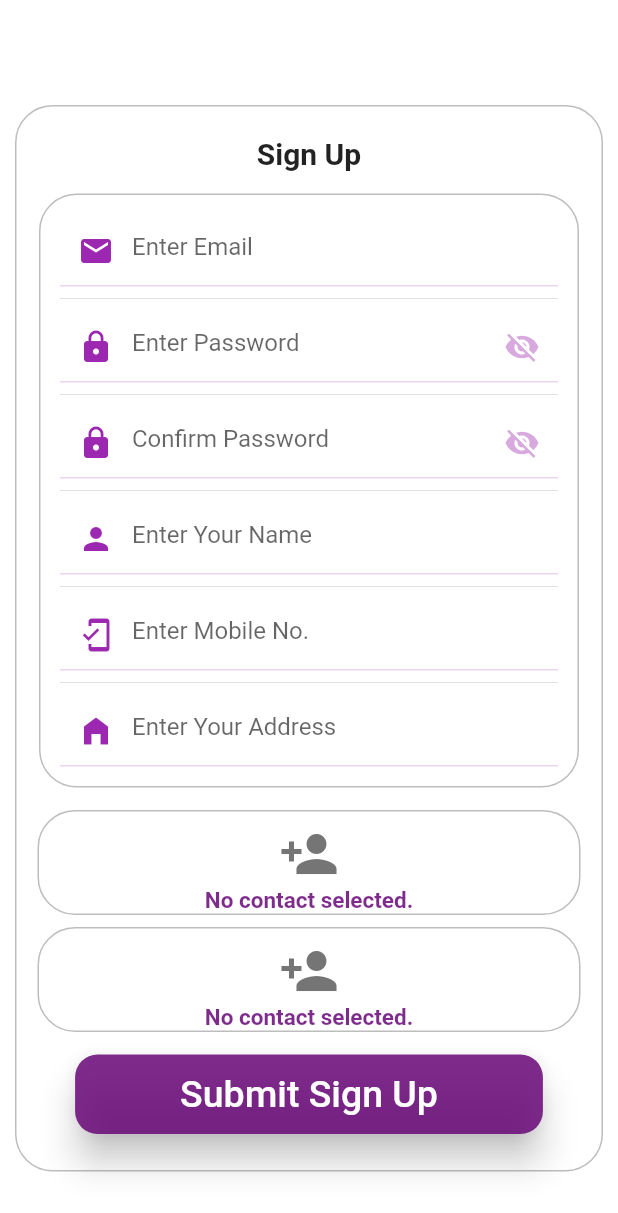
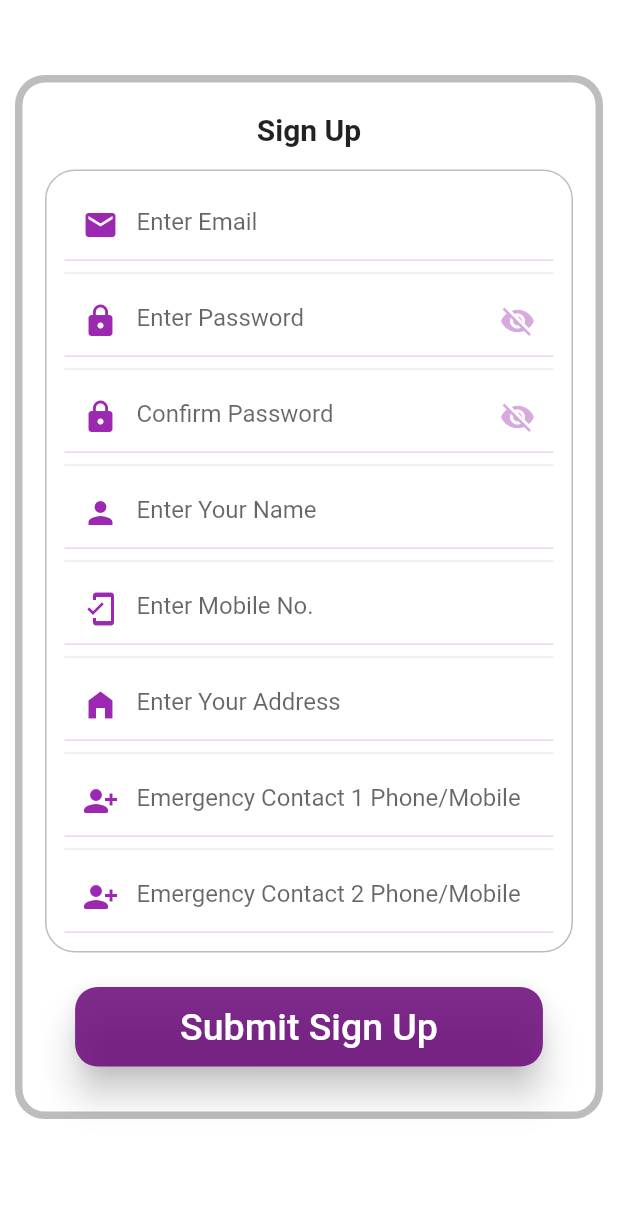
Before and after one commit to coolpepe17/gokullu, a Flutter app: the RegForm screen opened directly, on a phone screen of 412 x 824 dp. Shown: the top 1213 px of the screen. Run offline on Flutter 3.47's test engine with Material 2 defaults, Android fonts, the phone set to English and light mode, and no system bars; our stand-ins replace curved_navigation_bar, flutter_svg, shared_preferences, sqflite; accounts and stored records are empty; project files that could hold a hidden picture were left out.

Commit message:
Contact Picker Removed

```diff
--- a/lib/SignIn/signup.dart
+++ b/lib/SignIn/signup.dart
@@ -10,13 +10,14 @@ class SignUp extends StatefulWidget {
 class _SignUp extends State<SignUp> {
   @override
   Widget build(BuildContext context) {
-    return Container(
+    return SingleChildScrollView(
+      child: Container(
         margin: const EdgeInsets.all(4.0),
         padding: const EdgeInsets.only(top: 10),
         decoration: BoxDecoration(
           color: Colors.white,
           border: Border.all(color: Colors.grey[400]),
-        borderRadius: BorderRadius.all(Radius.circular(25.0)),
+          borderRadius: BorderRadius.all(Radius.circular(20.0)),
         ),
         child: Column(
           children: <Widget>[
@@ -67,6 +68,7 @@ class _SignUp extends State<SignUp> {
             )
           ],
         ),
+      ),
     );
   }
 }
--- a/lib/SignUp/reg.dart
+++ b/lib/SignUp/reg.dart
@@ -2,8 +2,6 @@ import 'dart:convert';
 
 import 'package:flutter/material.dart';
 import 'package:gokullu/Database/database_helper.dart';
-import 'package:gokullu/SignUp/widgets/e_contact1.dart';
-import 'package:gokullu/SignUp/widgets/e_contact2.dart';
 // import 'package:gokullu/SignUp/widgets/e_contact1.dart';
 // import 'package:gokullu/SignUp/widgets/e_contact2.dart';
 import 'package:gokullu/constant.dart';
@@ -27,8 +25,10 @@ class _RegForm extends State<RegForm> {
   final _nameTextController = TextEditingController();
   final _mobileTextController = TextEditingController();
   final _addressTextController = TextEditingController();
+  final _eContact1TextController = TextEditingController();
+  final _eContact2TextController = TextEditingController();
 
-  Map<String, dynamic> _userDataMap = Map<String, dynamic>();
+  // Map<String, dynamic> _userDataMap = Map<String, dynamic>();
   String contact1name;
   String contact1phoneno;
   String contact2name;
@@ -43,17 +43,17 @@ class _RegForm extends State<RegForm> {
     await prefs.setBool('isLogin', true);
   }
 
-  _setcontact1() async {
-    SharedPreferences prefs = await SharedPreferences.getInstance();
-    contact1name = prefs.getString('econtact1fullname');
-    contact1phoneno = prefs.getString('econtact1phoneno');
-  }
+  // _setcontact1() async {
+  //   SharedPreferences prefs = await SharedPreferences.getInstance();
+  //   contact1name = prefs.getString('econtact1fullname');
+  //   contact1phoneno = prefs.getString('econtact1phoneno');
+  // }
 
-  _setcontact2() async {
-    SharedPreferences prefs = await SharedPreferences.getInstance();
-    contact2name = prefs.getString('econtact2fullname');
-    contact2phoneno = prefs.getString('econtact2phoneno');
-  }
+  // _setcontact2() async {
+  //   SharedPreferences prefs = await SharedPreferences.getInstance();
+  //   contact2name = prefs.getString('econtact2fullname');
+  //   contact2phoneno = prefs.getString('econtact2phoneno');
+  // }
 
   // reference to our single class that manages the database
   final dbHelper = DatabaseHelper.instance;
@@ -67,6 +67,8 @@ class _RegForm extends State<RegForm> {
     _nameTextController.dispose();
     _mobileTextController.dispose();
     _addressTextController.dispose();
+    _eContact1TextController.dispose();
+    _eContact2TextController.dispose();
     super.dispose();
   }
 
@@ -76,12 +78,12 @@ class _RegForm extends State<RegForm> {
       resizeToAvoidBottomInset: false,
       body: SingleChildScrollView(
         child: Container(
-          margin: const EdgeInsets.fromLTRB(10, 70, 10, 10),
-          padding: const EdgeInsets.only(top: 10, bottom: 24),
+          margin: const EdgeInsets.fromLTRB(10, 50, 10, 10),
+          padding: const EdgeInsets.only(top: 10, bottom: 30),
           decoration: BoxDecoration(
             color: Colors.white,
-            border: Border.all(color: Colors.grey[400]),
-            borderRadius: BorderRadius.all(Radius.circular(25.0)),
+            border: Border.all(color: Colors.grey[400], width: 5),
+            borderRadius: BorderRadius.all(Radius.circular(20.0)),
           ),
           child: Column(
             children: <Widget>[
@@ -95,12 +97,13 @@ class _RegForm extends State<RegForm> {
                   ),
                 ),
               ),
-              Container(
+              SingleChildScrollView(
+                child: Container(
                   margin: const EdgeInsets.all(15.0),
-                padding: const EdgeInsets.all(13.0),
+                  padding: const EdgeInsets.all(12.0),
                   decoration: BoxDecoration(
                     border: Border.all(color: Colors.grey[400]),
-                  borderRadius: BorderRadius.all(Radius.circular(25.0)),
+                    borderRadius: BorderRadius.all(Radius.circular(20.0)),
                   ),
                   child: Form(
                     key: _formKey,
@@ -139,8 +142,6 @@ class _RegForm extends State<RegForm> {
                         SizedBox(
                           width: 360,
                           child: TextFormField(
-                          style:
-                              TextStyle(color: Theme.of(context).accentColor),
                             keyboardType: TextInputType.text,
                             onSaved: (input) =>
                                 loginRequestModel.password = input,
@@ -185,8 +186,6 @@ class _RegForm extends State<RegForm> {
                         SizedBox(
                           width: 360,
                           child: TextFormField(
-                          style:
-                              TextStyle(color: Theme.of(context).accentColor),
                             keyboardType: TextInputType.text,
                             onSaved: (input) =>
                                 loginRequestModel.confirmPassword = input,
@@ -239,12 +238,11 @@ class _RegForm extends State<RegForm> {
                         SizedBox(
                           width: 360,
                           child: TextFormField(
-                          style:
-                              TextStyle(color: Theme.of(context).accentColor),
                             keyboardType: TextInputType.text,
                             onSaved: (input) => loginRequestModel.name = input,
-                          validator: (input) =>
-                              input.length < 1 ? 'Name cannot be empty' : null,
+                            validator: (input) => input.length < 1
+                                ? 'Name cannot be empty'
+                                : null,
                             // obscureText: hidePassword,
                             decoration: new InputDecoration(
                               hintText: 'Enter Your Name',
@@ -270,10 +268,9 @@ class _RegForm extends State<RegForm> {
                         SizedBox(
                           width: 360,
                           child: TextFormField(
-                          style:
-                              TextStyle(color: Theme.of(context).accentColor),
                             keyboardType: TextInputType.text,
-                          onSaved: (input) => loginRequestModel.mobile = input,
+                            onSaved: (input) =>
+                                loginRequestModel.mobile = input,
                             validator: (input) => input.length < 1
                                 ? 'Mobile can not be empty'
                                 : null,
@@ -302,10 +299,9 @@ class _RegForm extends State<RegForm> {
                         SizedBox(
                           width: 360,
                           child: TextFormField(
-                          style:
-                              TextStyle(color: Theme.of(context).accentColor),
                             keyboardType: TextInputType.text,
-                          onSaved: (input) => loginRequestModel.address = input,
+                            onSaved: (input) =>
+                                loginRequestModel.address = input,
                             validator: (input) => input.length < 1
                                 ? 'Address Field can not be empty'
                                 : null,
@@ -328,27 +324,94 @@ class _RegForm extends State<RegForm> {
                             controller: _addressTextController,
                           ),
                         ),
+
+                        Divider(),
+
+                        // Emergency Contact1
+                        SizedBox(
+                          width: 360,
+                          child: TextFormField(
+                            keyboardType: TextInputType.text,
+                            onSaved: (input) =>
+                                loginRequestModel.address = input,
+                            validator: (input) => input.length < 1
+                                ? 'This field is Important'
+                                : null,
+                            // obscureText: hidePassword,
+                            decoration: new InputDecoration(
+                              hintText: 'Emergency Contact 1 Phone/Mobile',
+                              enabledBorder: UnderlineInputBorder(
+                                  borderSide: BorderSide(
+                                      color: Theme.of(context)
+                                          .accentColor
+                                          .withOpacity(0.2))),
+                              focusedBorder: UnderlineInputBorder(
+                                  borderSide: BorderSide(
+                                      color: Theme.of(context).accentColor)),
+                              prefixIcon: Icon(
+                                Icons.person_add_alt_1_rounded,
+                                color: Theme.of(context).accentColor,
+                              ),
+                            ),
+                            controller: _eContact1TextController,
+                          ),
+                        ),
+
+                        Divider(),
+
+                        // Address Field
+                        SizedBox(
+                          width: 360,
+                          child: TextFormField(
+                            keyboardType: TextInputType.text,
+                            onSaved: (input) =>
+                                loginRequestModel.address = input,
+                            validator: (input) => input.length < 1
+                                ? 'This field is Important'
+                                : null,
+                            // obscureText: hidePassword,
+                            decoration: new InputDecoration(
+                              hintText: 'Emergency Contact 2 Phone/Mobile',
+                              enabledBorder: UnderlineInputBorder(
+                                  borderSide: BorderSide(
+                                      color: Theme.of(context)
+                                          .accentColor
+                                          .withOpacity(0.2))),
+                              focusedBorder: UnderlineInputBorder(
+                                  borderSide: BorderSide(
+                                      color: Theme.of(context).accentColor)),
+                              prefixIcon: Icon(
+                                Icons.person_add_alt_1_rounded,
+                                color: Theme.of(context).accentColor,
+                              ),
+                            ),
+                            controller: _eContact2TextController,
+                          ),
+                        ),
                       ],
+                    ),
                   ),
                 ),
               ),
 
               // Emergency Contact 1
-              Row(
-                  mainAxisAlignment: MainAxisAlignment.center,
-                  children: <Widget>[
-                    EContact1(),
-                  ]),
+
+              // Row(
+              //     mainAxisAlignment: MainAxisAlignment.center,
+              //     children: <Widget>[
+              //       // EContact1(),
+              //     ]),
 
               SizedBox(height: 8),
 
-              // // Emergency Contact 2
-              Row(
-                  mainAxisAlignment: MainAxisAlignment.center,
-                  children: <Widget>[
-                    EContact2(),
-                  ]),
-              SizedBox(height: 15),
+              // Emergency Contact 2
+
+              // Row(
+              //     mainAxisAlignment: MainAxisAlignment.center,
+              //     children: <Widget>[
+              //       // EContact2(),
+              //     ]),
+              // SizedBox(height: 15),
               Row(
                 children: <Widget>[
                   Flexible(
@@ -510,8 +573,8 @@ class _RegForm extends State<RegForm> {
 
   //Pankaj
   fetchData() async {
-    await _setcontact1();
-    await _setcontact2();
+    // await _setcontact1();
+    // await _setcontact2();
     try {
       String url = 'http://164.100.207.5/gokullu/Service1.svc/RegisterUser?';
       Map<String, String> headers = {'Content-Type': 'application/json'};
@@ -523,14 +586,14 @@ class _RegForm extends State<RegForm> {
         "trekkerMobile": "${_mobileTextController.text}",
         "trekkerGender": " ",
         "trekkerAddress": "${_addressTextController.text}",
-        // "emergencyContact1": '9999999999',
-        // "emergencyName1": 'contact1name',
-        // "emergencyContact2": '1111111111',
-        // "emergencyName2": 'contact2name',
-        "emergencyContact1": contact1phoneno,
-        "emergencyName1": contact1name,
-        "emergencyContact2": contact2phoneno,
-        "emergencyName2": contact2name,
+        "emergencyContact1": '${_eContact1TextController.text}',
+        "emergencyName1": '${_eContact1TextController.text}',
+        "emergencyContact2": '${_eContact2TextController.text}',
+        "emergencyName2": '${_eContact2TextController.text}',
+        // "emergencyContact1": contact1phoneno,
+        // "emergencyName1": contact1name,
+        // "emergencyContact2": contact2phoneno,
+        // "emergencyName2": contact2name,
         "loggedIn": "N",
         "idDeleted": "N"
       });
--- a/lib/SignUp/widgets/e_contact1.dart
+++ b/lib/SignUp/widgets/e_contact1.dart
@@ -1,75 +1,75 @@
-import 'package:contact_picker/contact_picker.dart';
-import 'package:flutter/material.dart';
-import 'package:shared_preferences/shared_preferences.dart';
+// import 'package:flutter/material.dart';
+// import 'package:native_contact_picker/native_contact_picker.dart';
+// import 'package:shared_preferences/shared_preferences.dart';
 
-import '../../constant.dart';
+// import '../../constant.dart';
 
-class EContact1 extends StatefulWidget {
-  @override
-  _EContact1State createState() => new _EContact1State();
-}
+// class EContact1 extends StatefulWidget {
+//   @override
+//   _EContact1State createState() => new _EContact1State();
+// }
 
-class _EContact1State extends State<EContact1> {
-  final GlobalKey<FormState> _formKey = GlobalKey<FormState>();
-  final ContactPicker _contactPicker = new ContactPicker();
-  Contact _contact;
+// class _EContact1State extends State<EContact1> {
+//   final GlobalKey<FormState> _formKey = GlobalKey<FormState>();
+//   final NativeContactPicker _contactPicker = new NativeContactPicker();
+//   Contact _contact;
 
-  setvalue() async {
-    SharedPreferences prefs = await SharedPreferences.getInstance();
-    prefs.setString('econtact1fullname', _contact.fullName);
-    prefs.setString('econtact1phoneno', _contact.phoneNumber.number);
-  }
+//   setvalue() async {
+//     SharedPreferences prefs = await SharedPreferences.getInstance();
+//     prefs.setString('econtact1fullname', _contact.fullName);
+//     prefs.setString('econtact1phoneno', _contact.phoneNumber);
+//   }
 
-  @override
-  Widget build(BuildContext context) {
-    // super.build(context);
-    return SingleChildScrollView(
-      child: Container(
-        alignment: Alignment.center,
-        // margin: const EdgeInsets.all(5.0),
-        // padding: const EdgeInsets.all(4.0),
-        decoration: BoxDecoration(
-          border: Border.all(color: Colors.grey[400]),
-          borderRadius: BorderRadius.all(Radius.circular(25.0)),
-        ),
-        child: SingleChildScrollView(
-          child: Form(
-            key: _formKey,
-            child: Column(
-              children: <Widget>[
-                SizedBox(
-                  height: 50,
-                  width: 360,
-                  child: IconButton(
-                    icon: Icon(Icons.person_add, size: 40),
-                    // alignment: Alignment.topLeft,
-                    color: Colors.grey[600],
-                    onPressed: () async {
-                      Contact contact = await _contactPicker.selectContact();
-                      setState(() {
-                        _contact = contact;
-                        setvalue();
-                      });
-                    },
-                  ),
-                ),
-                new Text(
-                  _contact == null
-                      ? 'No contact selected.'
-                      : _contact.toString(),
-                  textAlign: TextAlign.center,
-                  style: TextStyle(
-                      color: mPrimaryColor,
-                      fontSize: 15,
-                      fontWeight: FontWeight.bold),
-                ),
-              ],
-            ),
-          ),
-        ),
-      ),
-    );
-  }
+//   @override
+//   Widget build(BuildContext context) {
+//     // super.build(context);
+//     return SingleChildScrollView(
+//       child: Container(
+//         alignment: Alignment.center,
+//         // margin: const EdgeInsets.all(5.0),
+//         // padding: const EdgeInsets.all(4.0),
+//         decoration: BoxDecoration(
+//           border: Border.all(color: Colors.grey[400]),
+//           borderRadius: BorderRadius.all(Radius.circular(25.0)),
+//         ),
+//         child: SingleChildScrollView(
+//           child: Form(
+//             key: _formKey,
+//             child: Column(
+//               children: <Widget>[
+//                 SizedBox(
+//                   height: 50,
+//                   width: 360,
+//                   child: IconButton(
+//                     icon: Icon(Icons.person_add, size: 40),
+//                     // alignment: Alignment.topLeft,
+//                     color: Colors.grey[600],
+//                     onPressed: () async {
+//                       Contact contact = await _contactPicker.selectContact();
+//                       setState(() {
+//                         _contact = contact;
+//                         setvalue();
+//                       });
+//                     },
+//                   ),
+//                 ),
+//                 new Text(
+//                   _contact == null
+//                       ? 'No contact selected.'
+//                       : _contact.toString(),
+//                   textAlign: TextAlign.center,
+//                   style: TextStyle(
+//                       color: mPrimaryColor,
+//                       fontSize: 15,
+//                       fontWeight: FontWeight.bold),
+//                 ),
+//               ],
+//             ),
+//           ),
+//         ),
+//       ),
+//     );
+//   }
 
-  bool get wantKeepAlive => true;
-}
+//   bool get wantKeepAlive => true;
+// }
--- a/lib/SignUp/widgets/e_contact2.dart
+++ b/lib/SignUp/widgets/e_contact2.dart
@@ -1,73 +1,73 @@
-import 'package:contact_picker/contact_picker.dart';
-import 'package:flutter/material.dart';
-import 'package:shared_preferences/shared_preferences.dart';
+// import 'package:flutter/material.dart';
+// import 'package:native_contact_picker/native_contact_picker.dart';
+// import 'package:shared_preferences/shared_preferences.dart';
 
-import '../../constant.dart';
+// import '../../constant.dart';
 
-class EContact2 extends StatefulWidget {
-  @override
-  _EContact2State createState() => new _EContact2State();
-}
+// class EContact2 extends StatefulWidget {
+//   @override
+//   _EContact2State createState() => new _EContact2State();
+// }
 
-class _EContact2State extends State<EContact2> {
-  final GlobalKey<FormState> _formKey = GlobalKey<FormState>();
+// class _EContact2State extends State<EContact2> {
+//   final GlobalKey<FormState> _formKey = GlobalKey<FormState>();
 
-  final ContactPicker _contactPicker = new ContactPicker();
-  Contact _contact1;
+//   final NativeContactPicker _contactPicker = new NativeContactPicker();
+//   Contact _contact1;
 
-  setvalue() async {
-    SharedPreferences prefs = await SharedPreferences.getInstance();
-    prefs.setString('econtact2fullname', _contact1.fullName);
-    prefs.setString('econtact2phoneno', _contact1.phoneNumber.number);
-  }
+//   setvalue() async {
+//     SharedPreferences prefs = await SharedPreferences.getInstance();
+//     prefs.setString('econtact2fullname', _contact1.fullName);
+//     prefs.setString('econtact2phoneno', _contact1.phoneNumber);
+//   }
 
-  @override
-  Widget build(BuildContext context) {
-    // super.build(context);
-    return Container(
-      // margin: const EdgeInsets.all(10.0),
-      // padding: const EdgeInsets.all(8.0),
-      decoration: BoxDecoration(
-        border: Border.all(color: Colors.grey[400]),
-        borderRadius: BorderRadius.all(Radius.circular(25.0)),
-      ),
-      child: SingleChildScrollView(
-        child: Form(
-          key: _formKey,
-          child: Column(
-            children: <Widget>[
-              SizedBox(
-                height: 50,
-                width: 360,
-                child: IconButton(
-                  icon: Icon(Icons.person_add, size: 40),
-                  // alignment: Alignment.topLeft,
-                  color: Colors.grey[600],
-                  onPressed: () async {
-                    Contact contact1 = await _contactPicker.selectContact();
-                    setState(() {
-                      _contact1 = contact1;
-                      setvalue();
-                    });
-                  },
-                ),
-              ),
-              new Text(
-                _contact1 == null
-                    ? 'No contact selected.'
-                    : _contact1.toString(),
-                textAlign: TextAlign.center,
-                style: TextStyle(
-                    color: mPrimaryColor,
-                    fontSize: 15,
-                    fontWeight: FontWeight.bold),
-              ),
-            ],
-          ),
-        ),
-      ),
-    );
-  }
+//   @override
+//   Widget build(BuildContext context) {
+//     // super.build(context);
+//     return Container(
+//       // margin: const EdgeInsets.all(10.0),
+//       // padding: const EdgeInsets.all(8.0),
+//       decoration: BoxDecoration(
+//         border: Border.all(color: Colors.grey[400]),
+//         borderRadius: BorderRadius.all(Radius.circular(25.0)),
+//       ),
+//       child: SingleChildScrollView(
+//         child: Form(
+//           key: _formKey,
+//           child: Column(
+//             children: <Widget>[
+//               SizedBox(
+//                 height: 50,
+//                 width: 360,
+//                 child: IconButton(
+//                   icon: Icon(Icons.person_add, size: 40),
+//                   // alignment: Alignment.topLeft,
+//                   color: Colors.grey[600],
+//                   onPressed: () async {
+//                     Contact contact1 = await _contactPicker.selectContact();
+//                     setState(() {
+//                       _contact1 = contact1;
+//                       setvalue();
+//                     });
+//                   },
+//                 ),
+//               ),
+//               new Text(
+//                 _contact1 == null
+//                     ? 'No contact selected.'
+//                     : _contact1.toString(),
+//                 textAlign: TextAlign.center,
+//                 style: TextStyle(
+//                     color: mPrimaryColor,
+//                     fontSize: 15,
+//                     fontWeight: FontWeight.bold),
+//               ),
+//             ],
+//           ),
+//         ),
+//       ),
+//     );
+//   }
 
-  bool get wantKeepAlive => true;
-}
+//   bool get wantKeepAlive => true;
+// }
--- a/pubspec.yaml
+++ b/pubspec.yaml
@@ -35,7 +35,8 @@ dependencies:
   curved_navigation_bar: ^0.3.7
   http: ^0.12.2
   change_app_package_name: ^0.1.2
-  contact_picker: ^0.0.2
+  native_contact_picker: ^0.0.6
+
 
 
 
```
Also changed, not shown: pubspec.lock. Lines whose indentation alone changed are shown as unchanged.
